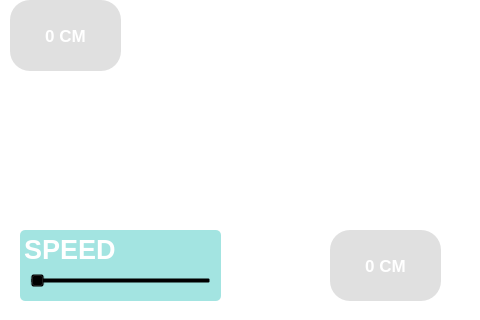
Before: the Qt Designer form Desktop/rama/resource/mainwindow.ui in wahyudotdev/rama-v2, drawn with Qt 5; both pictures show x 0 to 480 and y 280 to 600 of the 797 by 600 pixel window.
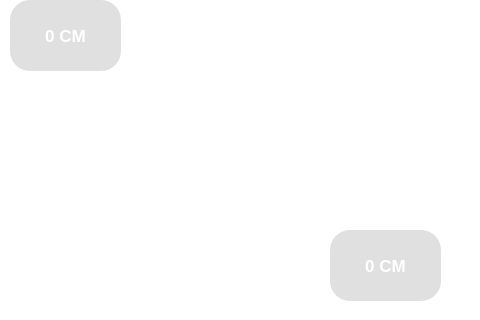
After: the same form once the commit is applied.

Commit message: remove speed bar

Diff of the .ui file:
```diff
--- a/Desktop/rama/resource/mainwindow.ui
+++ b/Desktop/rama/resource/mainwindow.ui
@@ -202,61 +202,6 @@
      <set>Qt::AlignCenter</set>
     </property>
    </widget>
-   <widget class="QTextBrowser" name="direction_2">
-    <property name="geometry">
-     <rect>
-      <x>20</x>
-      <y>510</y>
-      <width>201</width>
-      <height>71</height>
-     </rect>
-    </property>
-    <property name="font">
-     <font>
-      <pointsize>20</pointsize>
-      <weight>75</weight>
-      <bold>true</bold>
-     </font>
-    </property>
-    <property name="styleSheet">
-     <string notr="true">color:white; border-radius:5;background-color:rgba(82,204,199,0.53)</string>
-    </property>
-    <property name="frameShape">
-     <enum>QFrame::NoFrame</enum>
-    </property>
-    <property name="frameShadow">
-     <enum>QFrame::Plain</enum>
-    </property>
-    <property name="lineWidth">
-     <number>0</number>
-    </property>
-    <property name="verticalScrollBarPolicy">
-     <enum>Qt::ScrollBarAlwaysOff</enum>
-    </property>
-    <property name="horizontalScrollBarPolicy">
-     <enum>Qt::ScrollBarAlwaysOff</enum>
-    </property>
-    <property name="html">
-     <string>&lt;!DOCTYPE HTML PUBLIC &quot;-//W3C//DTD HTML 4.0//EN&quot; &quot;http://www.w3.org/TR/REC-html40/strict.dtd&quot;&gt;
-&lt;html&gt;&lt;head&gt;&lt;meta name=&quot;qrichtext&quot; content=&quot;1&quot; /&gt;&lt;style type=&quot;text/css&quot;&gt;
-p, li { white-space: pre-wrap; }
-&lt;/style&gt;&lt;/head&gt;&lt;body style=&quot; font-family:'MS Shell Dlg 2'; font-size:20pt; font-weight:600; font-style:normal;&quot;&gt;
-&lt;p style=&quot; margin-top:0px; margin-bottom:0px; margin-left:0px; margin-right:0px; -qt-block-indent:0; text-indent:0px;&quot;&gt;&lt;span style=&quot; color:#ffffff;&quot;&gt;SPEED&lt;/span&gt;&lt;/p&gt;&lt;/body&gt;&lt;/html&gt;</string>
-    </property>
-   </widget>
-   <widget class="QSlider" name="horizontalSlider">
-    <property name="geometry">
-     <rect>
-      <x>30</x>
-      <y>550</y>
-      <width>181</width>
-      <height>22</height>
-     </rect>
-    </property>
-    <property name="orientation">
-     <enum>Qt::Horizontal</enum>
-    </property>
-   </widget>
    <widget class="QPushButton" name="startVideo">
     <property name="geometry">
      <rect>
```
Left out of the diff: 2 changed lines with no effect on the pictures. The commit also changes 7 other files.
